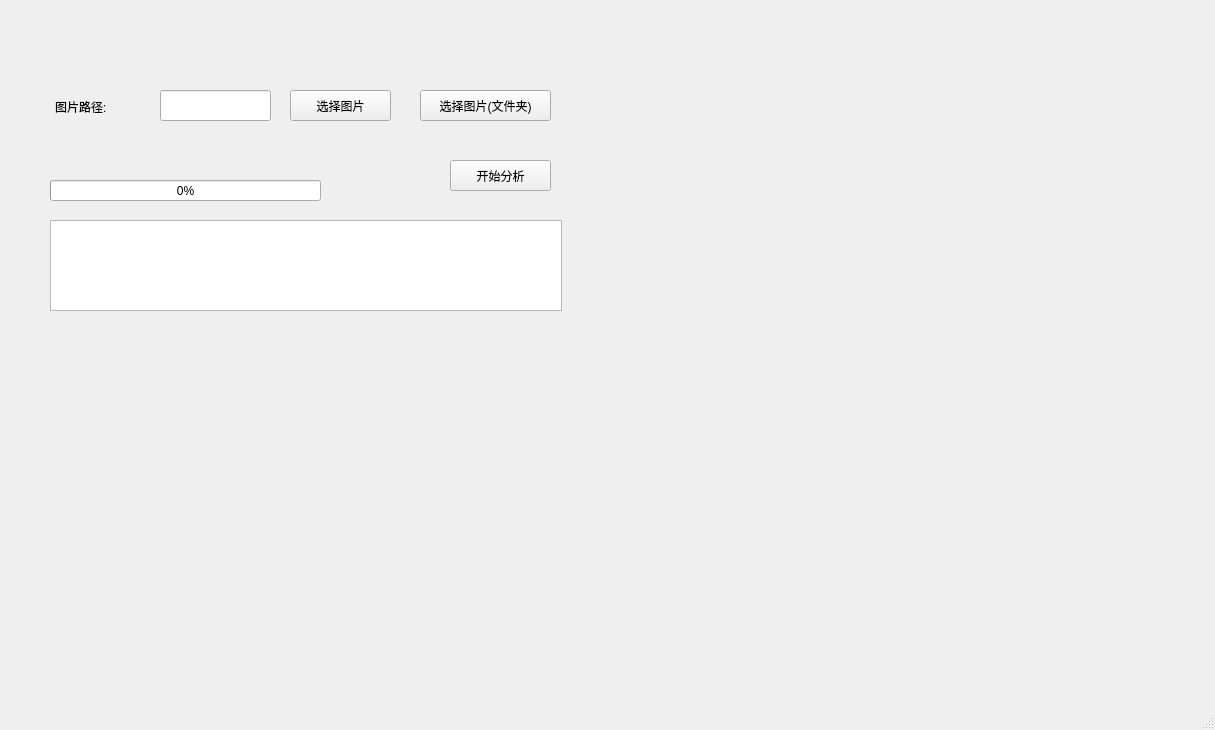
First picture: the form in GUI/BacteriaToolkit.ui, repository xuyuan-hub/Bacteria-Toolkit, before the edit.
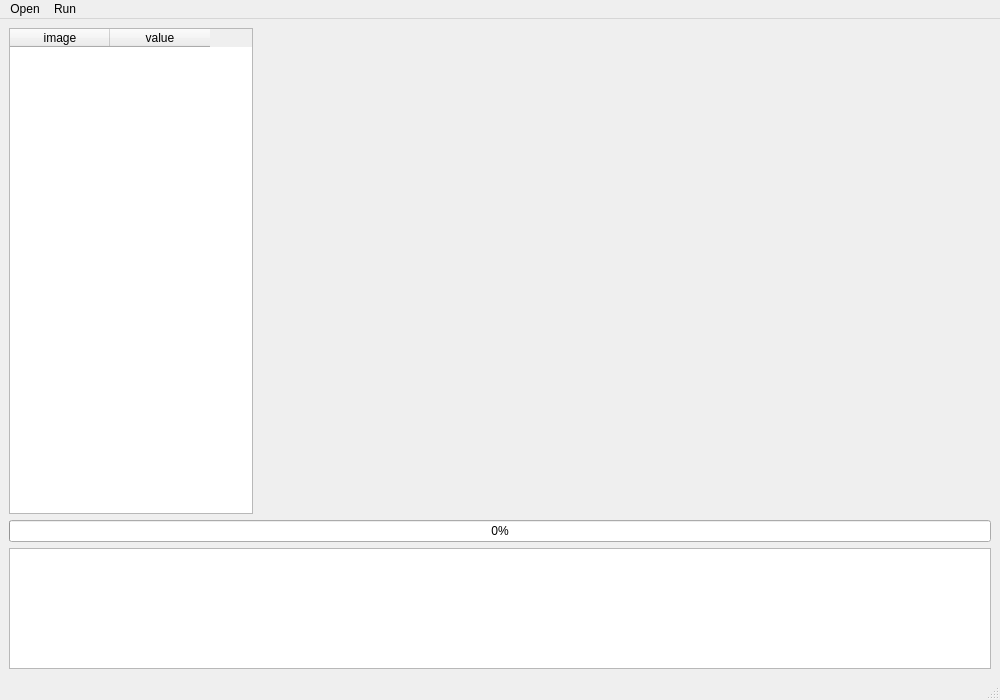
Second picture: the form after the edit.

```diff
--- a/GUI/BacteriaToolkit.ui
+++ b/GUI/BacteriaToolkit.ui
@@ -6,145 +6,112 @@
    <rect>
     <x>0</x>
     <y>0</y>
-    <width>1215</width>
-    <height>730</height>
+    <width>1000</width>
+    <height>700</height>
    </rect>
   </property>
   <property name="windowTitle">
    <string>BacteriaToolkit</string>
   </property>
   <widget class="QWidget" name="centralwidget">
-   <widget class="QPushButton" name="LaunchButton">
-    <property name="geometry">
-     <rect>
-      <x>450</x>
-      <y>160</y>
-      <width>101</width>
-      <height>31</height>
-     </rect>
-    </property>
-    <property name="text">
-     <string>开始分析</string>
-    </property>
-   </widget>
-   <widget class="QLabel" name="label">
-    <property name="geometry">
-     <rect>
-      <x>55</x>
-      <y>91</y>
-      <width>71</width>
-      <height>31</height>
-     </rect>
-    </property>
-    <property name="text">
-     <string>图片路径:</string>
-    </property>
-   </widget>
-   <widget class="QLineEdit" name="imgPathText">
-    <property name="geometry">
-     <rect>
-      <x>160</x>
-      <y>90</y>
-      <width>111</width>
-      <height>31</height>
-     </rect>
-    </property>
-   </widget>
-   <widget class="QPushButton" name="openImageButton">
-    <property name="geometry">
-     <rect>
-      <x>290</x>
-      <y>90</y>
-      <width>101</width>
-      <height>31</height>
-     </rect>
-    </property>
-    <property name="text">
-     <string>选择图片</string>
-    </property>
-   </widget>
-   <widget class="QLabel" name="imageLabel">
-    <property name="geometry">
-     <rect>
-      <x>570</x>
-      <y>20</y>
-      <width>640</width>
-      <height>480</height>
-     </rect>
-    </property>
-    <property name="text">
-     <string/>
-    </property>
-   </widget>
-   <widget class="QTextBrowser" name="textBrowser">
-    <property name="geometry">
-     <rect>
-      <x>50</x>
-      <y>220</y>
-      <width>512</width>
-      <height>91</height>
-     </rect>
-    </property>
-   </widget>
-   <widget class="QLabel" name="countLabel">
-    <property name="geometry">
-     <rect>
-      <x>360</x>
-      <y>330</y>
-      <width>201</width>
-      <height>41</height>
-     </rect>
-    </property>
-    <property name="font">
-     <font>
-      <family>Agency FB</family>
-      <pointsize>20</pointsize>
-      <weight>75</weight>
-      <bold>true</bold>
-     </font>
-    </property>
-    <property name="text">
-     <string/>
-    </property>
-   </widget>
-   <widget class="QProgressBar" name="progressBar">
-    <property name="geometry">
-     <rect>
-      <x>50</x>
-      <y>180</y>
-      <width>271</width>
-      <height>21</height>
-     </rect>
-    </property>
-    <property name="value">
-     <number>0</number>
-    </property>
-   </widget>
-   <widget class="QPushButton" name="openImageDirButton">
-    <property name="geometry">
-     <rect>
-      <x>420</x>
-      <y>90</y>
-      <width>131</width>
-      <height>31</height>
-     </rect>
-    </property>
-    <property name="text">
-     <string>选择图片(文件夹)</string>
-    </property>
-   </widget>
+   <layout class="QGridLayout" name="gridLayout">
+    <item row="2" column="2" colspan="2">
+     <widget class="QLabel" name="countLabel">
+      <property name="font">
+       <font>
+        <family>Agency FB</family>
+        <pointsize>20</pointsize>
+        <weight>75</weight>
+        <bold>true</bold>
+       </font>
+      </property>
+      <property name="text">
+       <string/>
+      </property>
+     </widget>
+    </item>
+    <item row="0" column="0" rowspan="3" colspan="5">
+     <layout class="QVBoxLayout" name="verticalLayout" stretch="4,0,1">
+      <item>
+       <layout class="QHBoxLayout" name="horizontalLayout" stretch="1,3">
+        <item>
+         <widget class="QTableWidget" name="tableWidget">
+          <column>
+           <property name="text">
+            <string>image</string>
+           </property>
+          </column>
+          <column>
+           <property name="text">
+            <string>value</string>
+           </property>
+          </column>
+         </widget>
+        </item>
+        <item>
+         <widget class="QLabel" name="imageLabel">
+          <property name="text">
+           <string/>
+          </property>
+         </widget>
+        </item>
+       </layout>
+      </item>
+      <item>
+       <widget class="QProgressBar" name="progressBar">
+        <property name="value">
+         <number>0</number>
+        </property>
+       </widget>
+      </item>
+      <item>
+       <widget class="QTextBrowser" name="textBrowser"/>
+      </item>
+     </layout>
+    </item>
+   </layout>
   </widget>
+  <widget class="QStatusBar" name="statusbar"/>
   <widget class="QMenuBar" name="menubar">
    <property name="geometry">
     <rect>
      <x>0</x>
      <y>0</y>
-     <width>1215</width>
+     <width>1000</width>
      <height>22</height>
     </rect>
    </property>
+   <widget class="QMenu" name="menu">
+    <property name="title">
+     <string>Open</string>
+    </property>
+    <addaction name="actionImage"/>
+    <addaction name="actionDirectory"/>
+   </widget>
+   <widget class="QMenu" name="menuRun">
+    <property name="title">
+     <string>Run</string>
+    </property>
+    <addaction name="actionDetect"/>
+   </widget>
+   <addaction name="menu"/>
+   <addaction name="menuRun"/>
   </widget>
-  <widget class="QStatusBar" name="statusbar"/>
+  <action name="actionImage">
+   <property name="text">
+    <string>Image</string>
+   </property>
+  </action>
+  <action name="actionDirectory">
+   <property name="text">
+    <string>Directory</string>
+   </property>
+  </action>
+  <action name="actionDetect">
+   <property name="text">
+    <string>Detect</string>
+   </property>
+  </action>
  </widget>
  <resources/>
  <connections/>
```
